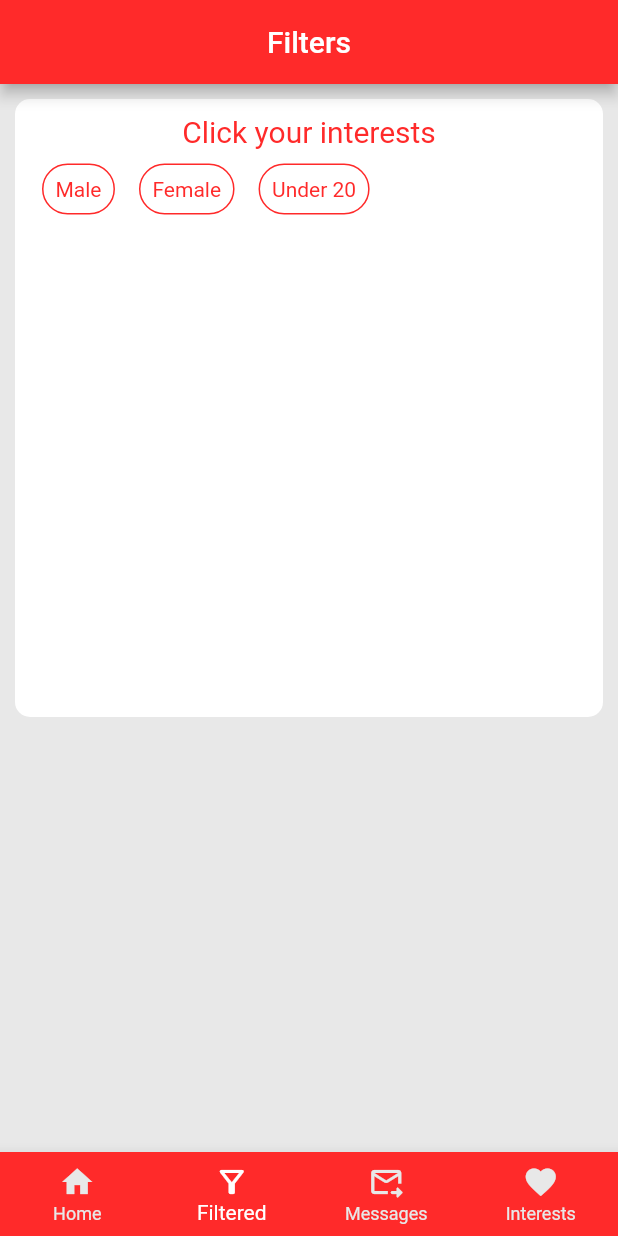
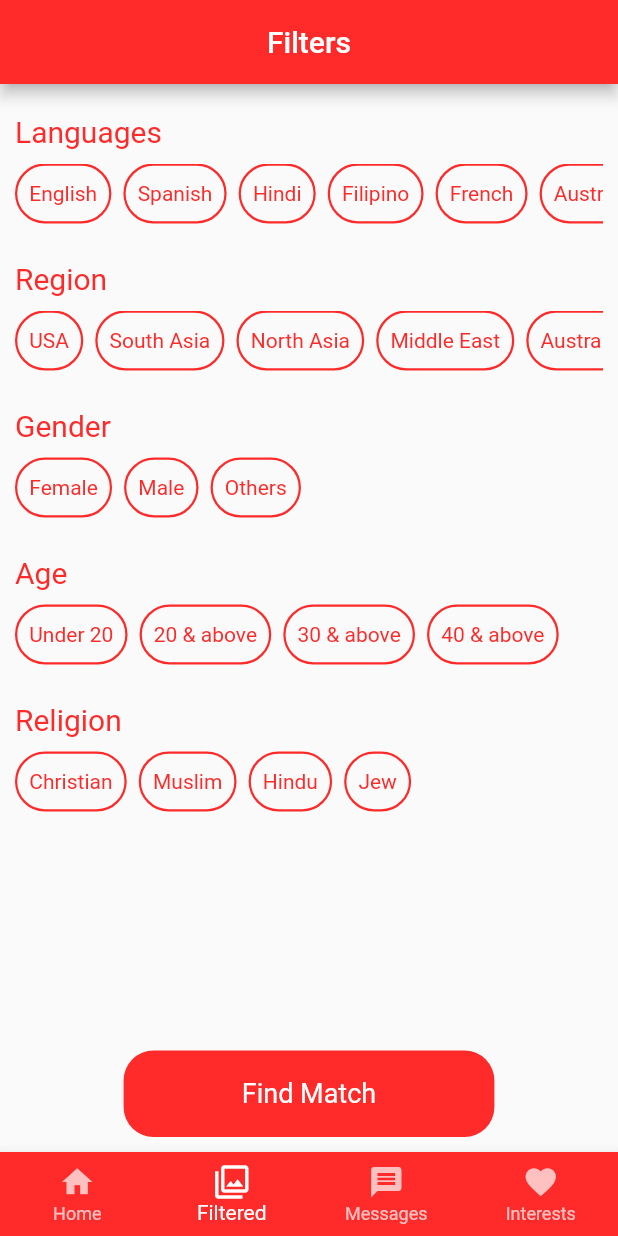
Before and after one commit to AliKhan6/Datting, a Flutter app: the FiltersScreen screen opened directly, on a phone screen of 412 x 824 dp. Run offline on Flutter 3.47's test engine with Material 2 defaults, Android fonts, the phone set to English and light mode, and no system bars; missing offline and left inert: overlay.

Commit message:
Filter and dropdown UI done

```diff
--- a/lib/constants/colors_constants.dart
+++ b/lib/constants/colors_constants.dart
@@ -4,6 +4,6 @@ final splashScreenColor=Color(0xFFFF2A2A);
 
 final primaryColor=Color(0xFFFF2A2A);
 
-final appBackgroundColor=Color(0xFFE8E8E8);
+final backgroundColor=Color(0xFFE8E8E8);
 
 final textFieldColor= Color(0xFFFF2A2A);
--- a/lib/custom_widgets/custom_navigation_bar.dart
+++ b/lib/custom_widgets/custom_navigation_bar.dart
@@ -1,5 +1,5 @@
 import 'package:dating/constants/colors_constants.dart';
-import 'package:dating/screens/explore_screen.dart';
+import 'package:dating/screens/home_screen.dart';
 import 'package:dating/screens/filters_screen.dart';
 import 'package:dating/screens/interest_screen.dart';
 import 'package:dating/screens/messages_screen.dart';
@@ -18,15 +18,15 @@ class _CustomNavigationBarState extends State<CustomNavigationBar> {
   Widget build(BuildContext context) {
     return BottomNavigationBar(
       currentIndex: widget.navigationBarIndex,
-      unselectedItemColor: appBackgroundColor,
+      unselectedItemColor: Colors.white70,
       backgroundColor: splashScreenColor,
-      selectedItemColor: bottomcolor,
+      selectedItemColor: Colors.white,
       type: BottomNavigationBarType.fixed,
       items: [
         // ignore: deprecated_member_use
         BottomNavigationBarItem(icon: Icon(Icons.home),title: Text('Home')),
-        BottomNavigationBarItem(icon: Icon(Icons.filter_alt_outlined),title: Text('Filtered')),
-        BottomNavigationBarItem(icon: Icon(Icons.forward_to_inbox_rounded),title: Text('Messages')),
+        BottomNavigationBarItem(icon: Icon(Icons.filter),title: Text('Filtered')),
+        BottomNavigationBarItem(icon: Icon(Icons.message),title: Text('Messages')),
         BottomNavigationBarItem(icon: Icon(Icons.favorite),title: Text('Interests')),
       ],
       onTap: (currentIndex){
@@ -34,7 +34,7 @@ class _CustomNavigationBarState extends State<CustomNavigationBar> {
           print(currentIndex);
           if (currentIndex == 0)
           {
-            Navigator.push(context,MaterialPageRoute(builder: (context)=>ExploreScreen()));
+            Navigator.push(context,MaterialPageRoute(builder: (context)=>HomeScreen()));
           }
           else if (currentIndex == 1)
           {
--- a/lib/main.dart
+++ b/lib/main.dart
@@ -1,4 +1,5 @@
 import 'package:dating/constants/colors_constants.dart';
+import 'package:dating/screens/home_screen.dart';
 import 'package:dating/screens/splash_screen.dart';
 import 'package:flutter/material.dart';
 
@@ -12,7 +13,7 @@ class MyApp extends StatelessWidget {
       theme: ThemeData(
         primaryColor:primaryColor,
       ),
-      home: SplashScreen(),
+      home: HomeScreen(),
     );
   }
 }
--- a/lib/screens/filters_screen.dart
+++ b/lib/screens/filters_screen.dart
@@ -1,12 +1,13 @@
 import 'package:dating/constants/colors_constants.dart';
 import 'package:dating/custom_widgets/custom_navigation_bar.dart';
 import 'package:flutter/material.dart';
+import '../custom_widgets/rounded_button.dart';
+
 
 class FiltersScreen extends StatelessWidget {
   @override
   Widget build(BuildContext context) {
     return Scaffold(
-      backgroundColor: appBackgroundColor,
       appBar: AppBar(
         title: Text('Filters'),
         centerTitle: true,
@@ -14,31 +15,127 @@ class FiltersScreen extends StatelessWidget {
       ),
       body: Padding(
         padding: EdgeInsets.all(10.0),
-        child:Container(
-          height: MediaQuery.of(context).size.height * 0.5,
-          width: MediaQuery.of(context).size.width * 1,
-          decoration: BoxDecoration(
-            color: Colors.white,
-            borderRadius: BorderRadius.circular(10)
-          ),
-          child: Padding(
-            padding: EdgeInsets.all(10.0),
-            child: Column(
-              children: [
-                Text('Click your interests',style: TextStyle(fontSize: 20,color: splashScreenColor),),
+        child: Column(
+          crossAxisAlignment: CrossAxisAlignment.center,
+          mainAxisAlignment: MainAxisAlignment.spaceBetween,
+          children: [
+            Column(
+              crossAxisAlignment: CrossAxisAlignment.start,
+              children: <Widget>[
                 SizedBox(height: 10,),
-                Row(
-                  children: [
-                    InterestedFilters(filterText:'Male',),
-                    InterestedFilters(filterText:'Female',),
-                    InterestedFilters(filterText:'Under 20',),
-                  ],
-                )
+                Text('Languages',style: TextStyle(fontSize: 20,color: splashScreenColor),),
+                SizedBox(height: 10,),
+                ///
+                /// Languages Region
+                ///
+                Container(
+                  height: 40,
+                  child: ListView(
+                    physics: BouncingScrollPhysics(),
+                    scrollDirection: Axis.horizontal,
+                    children: [
+                      InterestedFilters(filterText:'English',),
+                      InterestedFilters(filterText:'Spanish',),
+                      InterestedFilters(filterText:'Hindi',),
+                      InterestedFilters(filterText:'Filipino',),
+                      InterestedFilters(filterText:'French',),
+                      InterestedFilters(filterText:'Australian',),
+                    ],
+                  ),
+                ),
+
+                SizedBox(height: 25,),
+                Text('Region',style: TextStyle(fontSize: 20,color: splashScreenColor),),
+                SizedBox(height: 10,),
+                ///
+                /// Region Area
+                ///
+                Container(
+                  height: 40,
+                  child: ListView(
+                    physics: BouncingScrollPhysics(),
+                    scrollDirection: Axis.horizontal,
+                    children: [
+                      InterestedFilters(filterText:'USA',),
+                      InterestedFilters(filterText:'South Asia',),
+                      InterestedFilters(filterText:'North Asia',),
+                      InterestedFilters(filterText:'Middle East',),
+                      InterestedFilters(filterText:'Australia',),
+                      InterestedFilters(filterText:'Russia',),
+                      InterestedFilters(filterText:'African Countries',),
+                    ],
+                  ),
+                ),
+
+                SizedBox(height: 25,),
+                Text('Gender',style: TextStyle(fontSize: 20,color: splashScreenColor),),
+                SizedBox(height: 10,),
+                ///
+                /// Gender Area
+                ///
+                Container(
+                  height: 40,
+                  child: ListView(
+                    physics: BouncingScrollPhysics(),
+                    scrollDirection: Axis.horizontal,
+                    children: [
+                      InterestedFilters(filterText:'Female',),
+                      InterestedFilters(filterText:'Male',),
+                      InterestedFilters(filterText:'Others',),
+                    ],
+                  ),
+                ),
+
+                SizedBox(height: 25,),
+                Text('Age',style: TextStyle(fontSize: 20,color: splashScreenColor),),
+                SizedBox(height: 10,),
+                ///
+                /// Age Area
+                ///
+                Container(
+                  height: 40,
+                  child: ListView(
+                    physics: BouncingScrollPhysics(),
+                    scrollDirection: Axis.horizontal,
+                    children: [
+                      InterestedFilters(filterText:'Under 20',),
+                      InterestedFilters(filterText:'20 & above',),
+                      InterestedFilters(filterText:'30 & above',),
+                      InterestedFilters(filterText:'40 & above',),
+                    ],
+                  ),
+                ),
+
+                SizedBox(height: 25,),
+                Text('Religion',style: TextStyle(fontSize: 20,color: splashScreenColor),),
+                SizedBox(height: 10,),
+                ///
+                /// Religion Area
+                ///
+                Container(
+                  height: 40,
+                  child: ListView(
+                    physics: BouncingScrollPhysics(),
+                    scrollDirection: Axis.horizontal,
+                    children: [
+                      InterestedFilters(filterText:'Christian',),
+                      InterestedFilters(filterText:'Muslim',),
+                      InterestedFilters(filterText:'Hindu',),
+                      InterestedFilters(filterText:'Jew',),
+                    ],
+                  ),
+                ),
               ],
             ),
-          ),
-        )
-         ,
+
+            ///
+            /// Filter Button
+            ///
+            RoundedButton(
+                buttonName: 'Find Match',
+                onPressed: null)
+          ],
+        ),
       ),
       bottomNavigationBar: CustomNavigationBar(navigationBarIndex: 1,),
     );
@@ -46,16 +143,16 @@ class FiltersScreen extends StatelessWidget {
 }
 
 class InterestedFilters extends StatelessWidget {
-  String filterText;
+  final String filterText;
   InterestedFilters({this.filterText});
   @override
   Widget build(BuildContext context) {
     return Padding(
-      padding: EdgeInsets.symmetric(horizontal: 8),
+      padding: EdgeInsets.only(right: 8),
       child: Container(
         decoration: BoxDecoration(
-          border: Border.all(color: splashScreenColor),
-          borderRadius: BorderRadius.circular(20),
+          border: Border.all(color: splashScreenColor,width: 1.5),
+          borderRadius: BorderRadius.circular(28),
         ),
         child: Center(
           child: Padding(
--- a/lib/screens/interest_screen.dart
+++ b/lib/screens/interest_screen.dart
@@ -5,7 +5,7 @@ class InterestScreen extends StatelessWidget {
   @override
   Widget build(BuildContext context) {
     return Scaffold(
-      backgroundColor: appBackgroundColor,
+      backgroundColor: backgroundColor,
       appBar: AppBar(
         title: Text('Interested in you'),
         centerTitle: true,
--- a/lib/screens/login_screen.dart
+++ b/lib/screens/login_screen.dart
@@ -10,7 +10,7 @@ class SignInScreen extends StatelessWidget {
   @override
   Widget build(BuildContext context) {
     return Scaffold(
-      backgroundColor:appBackgroundColor,
+      backgroundColor:backgroundColor,
       body: Center(
         child: SingleChildScrollView(
           child: Column(
--- a/lib/screens/messages_screen.dart
+++ b/lib/screens/messages_screen.dart
@@ -9,7 +9,7 @@ class MessageScreen extends StatelessWidget {
   @override
   Widget build(BuildContext context) {
     return Scaffold(
-      backgroundColor: appBackgroundColor,
+      backgroundColor: backgroundColor,
       appBar: AppBar(
         title: Text('Messages'),
         centerTitle: true,
--- a/lib/screens/profile_screen.dart
+++ b/lib/screens/profile_screen.dart
@@ -7,7 +7,7 @@ class ProfileScreen extends StatelessWidget {
   @override
   Widget build(BuildContext context) {
     return Scaffold(
-      backgroundColor: appBackgroundColor,
+      backgroundColor: backgroundColor,
       appBar: AppBar(
         title: Text(userName),
         centerTitle: true,
@@ -33,7 +33,7 @@ class ProfileScreen extends StatelessWidget {
                       ),
                     ),
                     Positioned(
-                        top: 205,
+                        top: 240,
                         left: 130,
                         child: IconButton(
                             icon: Icon(Icons.favorite,color: splashScreenColor,size: 50,),
@@ -57,7 +57,7 @@ class ProfileScreen extends StatelessWidget {
 }
 
 class UserProfileDetails extends StatelessWidget {
-  String userText;
+  final String userText;
   UserProfileDetails({this.userText});
   @override
   Widget build(BuildContext context) {
```
Also changed, not shown: lib/screens/create_account_screen.dart (+8 -4 lines), lib/screens/explore_screen.dart (deleted, +0 -151 lines), lib/screens/home_screen.dart (added, +201 -0 lines).
